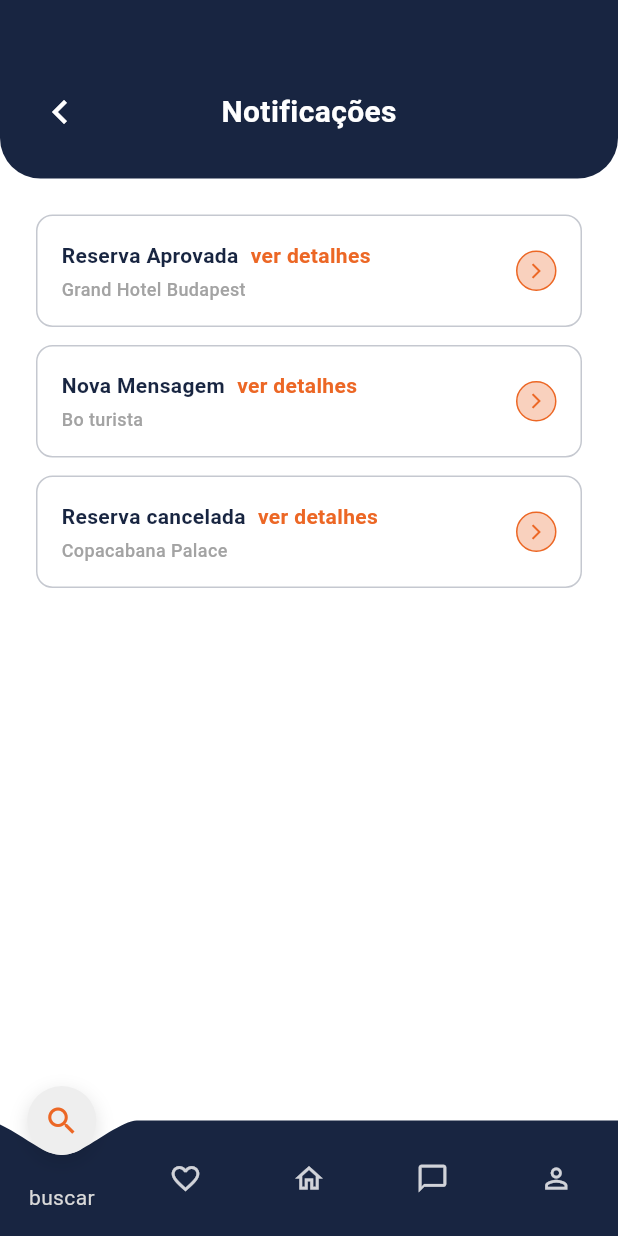
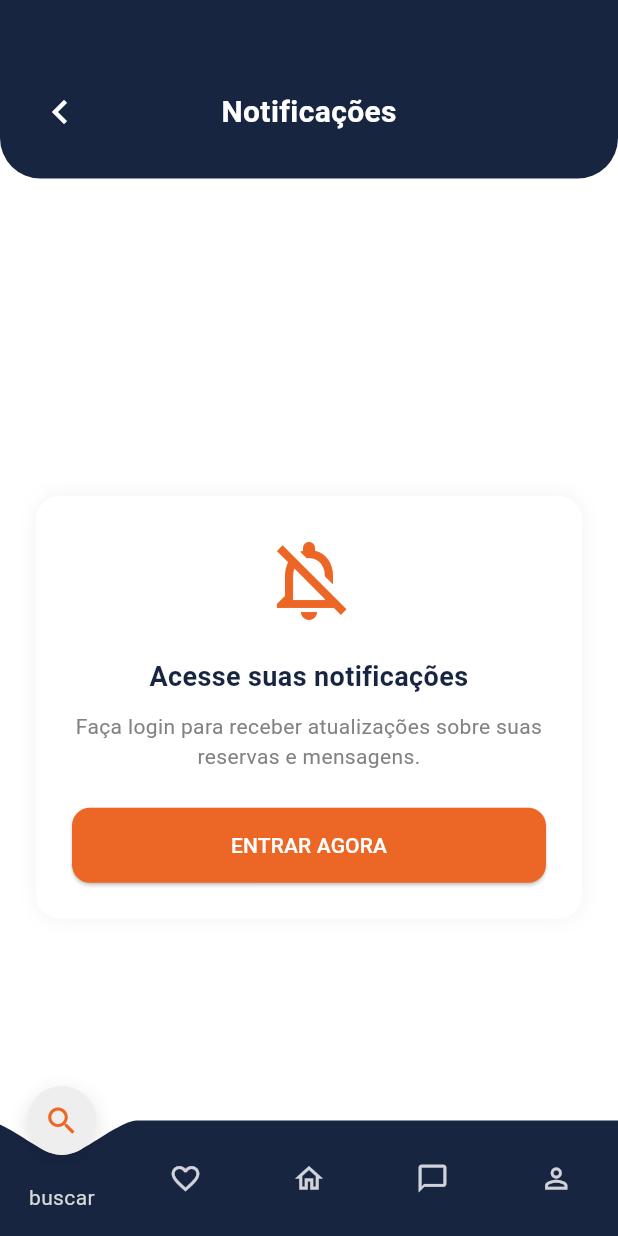
Before and after one commit to gabriellpequeno/Reserva-Aqui---Projeto-de-fim-de-ciclo, a Flutter app: the NotificationsPage screen opened by its route, after a tap on the "chevron left" icon, after a tap on "notificações", on a phone screen of 412 x 824 dp. Run offline on Flutter 3.47's test engine with Material 3 defaults, Android fonts, the light colour scheme and no system bars; our stand-ins replace dio, flutter_riverpod, flutter_svg, go_router, image_picker, shared_preferences; accounts and stored records are empty; network calls fail; Roboto replaces fonts that are missing (Stack Sans Headline).

Commit message:
refactor(ui): remover MockAuth e conectar authProvider em layouts e páginas

```diff
--- a/Frontend/lib/core/layouts/main_layout.dart
+++ b/Frontend/lib/core/layouts/main_layout.dart
@@ -4,48 +4,30 @@ import 'package:flutter_riverpod/flutter_riverpod.dart';
 import '../providers/ui_providers.dart';
 import '../widgets/custom_bottom_nav.dart';
 import '../widgets/custom_app_bar.dart';
-import '../mocks/mock_auth.dart';
+import '../auth/auth_notifier.dart';
+import '../auth/auth_state.dart';
 
 class MainLayout extends ConsumerWidget {
+  const MainLayout({super.key, required this.child});
+
   final Widget child;
 
-  const MainLayout({
-    super.key,
-    required this.child,
-  });
-
-  // Ordem das abas: 0=buscar 1=curtidas 2=início(home) 3=mensagens 4=perfil
-  int _calculateSelectedIndex(BuildContext context, String location) {
-    if (location.startsWith('/search')) return 0;                        // buscar
-    if (location == '/' || location.startsWith('/home')) return 2;       // início
-    if (location.startsWith('/favorites')) return 1;                      // curtidas
-    if (location.startsWith('/chat')) return 3;                           // mensagens/tickets
-    if (location.startsWith('/admin') || location.startsWith('/host') ||
-        location.startsWith('/profile') || location.startsWith('/auth')) return 4; // perfil
+  int _calculateSelectedIndex(String location) {
+    if (location.startsWith('/search')) return 0;
+    if (location == '/' || location.startsWith('/home')) return 2;
+    if (location.startsWith('/favorites')) return 1;
+    if (location.startsWith('/chat')) return 3;
+    if (location.startsWith('/admin') ||
+        location.startsWith('/host') ||
+        location.startsWith('/profile') ||
+        location.startsWith('/auth')) return 4;
     return 0;
   }
 
-  // Ação de clique de navegação
-  void _onItemTapped(int index, BuildContext context) {
-    switch (index) {
-      case 0:
-        context.go('/search'); // buscar
-        break;
-      case 1:
-        context.go('/favorites'); // curtidas
-        break;
-      case 2:
-        context.go('/home'); // início (home)
-        break;
-      case 3:
-        context.go('/chat'); // mensagens/tickets
-        break;
-      case 4:
-        if (MockAuth.isLoggedIn) {
-          final role = MockAuth.currentUserRole;
-          if (role == UserRole.admin) {
-            context.go('/profile/admin');
-          } else if (role == UserRole.host) {
+  void _navigateToProfile(BuildContext context, WidgetRef ref) {
+    final auth = ref.read(authProvider).asData?.value;
+    if (auth?.isAuthenticated == true) {
+      if (auth!.role == AuthRole.host) {
         context.go('/profile/host');
       } else {
         context.go('/profile/user');
@@ -53,16 +35,35 @@ class MainLayout extends ConsumerWidget {
     } else {
       context.go('/auth');
     }
-        break;
+  }
+
+  void _onItemTapped(int index, BuildContext context, WidgetRef ref) {
+    switch (index) {
+      case 0:
+        context.go('/search');
+      case 1:
+        context.go('/favorites');
+      case 2:
+        context.go('/home');
+      case 3:
+        context.go('/chat');
+      case 4:
+        _navigateToProfile(context, ref);
     }
   }
 
   @override
   Widget build(BuildContext context, WidgetRef ref) {
     final String location = GoRouterState.of(context).uri.path;
-    final currentIndex = _calculateSelectedIndex(context, location);
+    final currentIndex = _calculateSelectedIndex(location);
     final isNavbarVisible = ref.watch(navbarVisibleProvider);
-    final bool hideAppBar = location == '/' || location == '/home' || location == '/chat' || location == '/favorites' || location == '/notifications' || location == '/search' || location.startsWith('/room_details');
+    final bool hideAppBar = location == '/' ||
+        location == '/home' ||
+        location == '/chat' ||
+        location == '/favorites' ||
+        location == '/notifications' ||
+        location == '/search' ||
+        location.startsWith('/room_details');
     final bool hideBottomNav = location.startsWith('/room_details');
 
     return LayoutBuilder(
@@ -73,35 +74,44 @@ class MainLayout extends ConsumerWidget {
           extendBody: true,
           extendBodyBehindAppBar: true,
           appBar: hideAppBar ? null : const CustomAppBar(),
-          drawer: isMobile ? null : _buildDrawer(context),
+          drawer: isMobile ? null : _buildDrawer(context, ref),
           body: child,
-          bottomNavigationBar: hideBottomNav ? null : (isMobile
+          bottomNavigationBar: hideBottomNav
+              ? null
+              : isMobile
                   ? AnimatedSlide(
-                offset: (isNavbarVisible || hideAppBar && location != '/home' && location != '/') ? Offset.zero : const Offset(0, 1),
+                      offset: (isNavbarVisible ||
+                              hideAppBar &&
+                                  location != '/home' &&
+                                  location != '/')
+                          ? Offset.zero
+                          : const Offset(0, 1),
                       duration: const Duration(milliseconds: 300),
                       child: CustomBottomNavBar(
                         currentIndex: currentIndex,
-                  onTap: (index) => _onItemTapped(index, context)
+                        onTap: (index) => _onItemTapped(index, context, ref),
                       ),
                     )
-            : null),
+                  : null,
         );
       },
     );
   }
 
-  Widget _buildDrawer(BuildContext context) {
+  Widget _buildDrawer(BuildContext context, WidgetRef ref) {
     return Drawer(
       child: ListView(
         padding: EdgeInsets.zero,
         children: [
           DrawerHeader(
-            decoration: BoxDecoration(
-              color: Theme.of(context).primaryColor,
-            ),
+            decoration: BoxDecoration(color: Theme.of(context).primaryColor),
             child: const Text(
               'Menu',
-              style: TextStyle(color: Colors.white, fontSize: 24, fontWeight: FontWeight.bold),
+              style: TextStyle(
+                color: Colors.white,
+                fontSize: 24,
+                fontWeight: FontWeight.bold,
+              ),
             ),
           ),
           ListTile(
@@ -140,18 +150,7 @@ class MainLayout extends ConsumerWidget {
             leading: const Icon(Icons.person),
             title: const Text('Perfil'),
             onTap: () {
-              if (MockAuth.isLoggedIn) {
-                final role = MockAuth.currentUserRole;
-                if (role == UserRole.admin) {
-                  context.go('/profile/admin');
-                } else if (role == UserRole.host) {
-                  context.go('/profile/host');
-                } else {
-                  context.go('/profile/user');
-                }
-              } else {
-                context.go('/auth');
-              }
+              _navigateToProfile(context, ref);
               Navigator.pop(context);
             },
           ),
--- a/Frontend/lib/core/mocks/mock_auth.dart
+++ /dev/null
@@ -1,7 +0,0 @@
-enum UserRole { guest, user, host, admin }
-
-class MockAuth {
-  // Troque aqui para testar o roteamento do app localmente com perfis diferentes
-  static const UserRole currentUserRole = UserRole.host;
-  static const bool isLoggedIn = currentUserRole != UserRole.guest;
-}
--- a/Frontend/lib/core/widgets/custom_app_bar.dart
+++ b/Frontend/lib/core/widgets/custom_app_bar.dart
@@ -1,19 +1,18 @@
 import 'package:flutter/material.dart';
+import 'package:flutter_riverpod/flutter_riverpod.dart';
 import 'package:flutter_svg/flutter_svg.dart';
 import 'package:go_router/go_router.dart';
 import '../theme/app_colors.dart';
-import '../mocks/mock_auth.dart';
+import '../auth/auth_notifier.dart';
+import '../auth/auth_state.dart';
 
-class CustomAppBar extends StatelessWidget implements PreferredSizeWidget {
+class CustomAppBar extends ConsumerWidget implements PreferredSizeWidget {
+  const CustomAppBar({super.key, this.showBackButton = true});
+
   final bool showBackButton;
 
-  const CustomAppBar({
-    super.key,
-    this.showBackButton = true,
-  });
-
   @override
-  Widget build(BuildContext context) {
+  Widget build(BuildContext context, WidgetRef ref) {
     final bool canPop = context.canPop();
     final String location = GoRouterState.of(context).uri.path;
     final bool isHome = location == '/' || location == '/home';
@@ -23,7 +22,7 @@ class CustomAppBar extends StatelessWidget implements PreferredSizeWidget {
       backgroundColor: Colors.transparent,
       elevation: 0,
       centerTitle: true,
-      toolbarHeight: 100, // Increased height
+      toolbarHeight: 100,
       leading: (showBackButton && (!isHome || canPop))
           ? Padding(
               padding: const EdgeInsets.only(top: 30.0, left: 8.0),
@@ -31,7 +30,7 @@ class CustomAppBar extends StatelessWidget implements PreferredSizeWidget {
                 icon: const Icon(
                   Icons.chevron_left,
                   color: AppColors.primary,
-                  size: 32, // More prominent like in the print
+                  size: 32,
                 ),
                 onPressed: () {
                   if (canPop) {
@@ -39,10 +38,8 @@ class CustomAppBar extends StatelessWidget implements PreferredSizeWidget {
                   } else if (isProfile) {
                     context.go('/home');
                   } else {
-                    final role = MockAuth.currentUserRole;
-                    if (role == UserRole.admin) {
-                      context.go('/profile/admin');
-                    } else if (role == UserRole.host) {
+                    final auth = ref.read(authProvider).asData?.value;
+                    if (auth?.role == AuthRole.host) {
                       context.go('/profile/host');
                     } else {
                       context.go('/profile/user');
@@ -53,11 +50,8 @@ class CustomAppBar extends StatelessWidget implements PreferredSizeWidget {
             )
           : null,
       title: Padding(
-        padding: const EdgeInsets.only(top: 30.0), // Logo lower than real top
-        child: SvgPicture.asset(
-          'lib/assets/icons/logo/logo.svg',
-          height: 32,
-        ),
+        padding: const EdgeInsets.only(top: 30.0),
+        child: SvgPicture.asset('lib/assets/icons/logo/logo.svg', height: 32),
       ),
     );
   }
--- a/Frontend/lib/features/favorites/presentation/pages/favorites_page.dart
+++ b/Frontend/lib/features/favorites/presentation/pages/favorites_page.dart
@@ -3,7 +3,7 @@ import 'package:flutter_riverpod/flutter_riverpod.dart';
 import 'package:flutter_svg/flutter_svg.dart';
 import 'package:go_router/go_router.dart';
 import '../../../../core/theme/app_colors.dart';
-import '../../../../core/mocks/mock_auth.dart';
+import '../../../../core/auth/auth_notifier.dart';
 import '../providers/favorites_provider.dart';
 import '../widgets/favorite_card.dart';
 
@@ -14,7 +14,7 @@ class FavoritesPage extends ConsumerWidget {
   Widget build(BuildContext context, WidgetRef ref) {
     final filteredFavorites = ref.watch(filteredFavoritesProvider);
     final searchQuery = ref.watch(searchQueryProvider);
-    final isLoggedIn = MockAuth.isLoggedIn;
+    final isLoggedIn = ref.watch(authProvider).asData?.value.isAuthenticated ?? false;
 
     return Scaffold(
       backgroundColor: AppColors.bgSecondary,
--- a/Frontend/lib/features/notifications/presentation/pages/notifications_page.dart
+++ b/Frontend/lib/features/notifications/presentation/pages/notifications_page.dart
@@ -2,7 +2,8 @@ import 'package:flutter/material.dart';
 import 'package:flutter_riverpod/flutter_riverpod.dart';
 import 'package:go_router/go_router.dart';
 import '../../../../core/theme/app_colors.dart';
-import '../../../../core/mocks/mock_auth.dart';
+import '../../../../core/auth/auth_notifier.dart';
+import '../../../../core/auth/auth_state.dart';
 import '../providers/notifications_provider.dart';
 import '../../domain/models/app_notification.dart';
 
@@ -12,14 +13,14 @@ class NotificationsPage extends ConsumerWidget {
   @override
   Widget build(BuildContext context, WidgetRef ref) {
     final notifications = ref.watch(notificationsProvider);
-    final isLoggedIn = MockAuth.isLoggedIn;
+    final isLoggedIn = ref.watch(authProvider).asData?.value.isAuthenticated ?? false;
 
     return Scaffold(
       backgroundColor: Colors.white,
       body: Column(
         children: [
           // Header (Matching prototype)
-          _buildHeader(context),
+          _buildHeader(context, ref),
 
           // Content
           Expanded(
@@ -58,7 +59,7 @@ class NotificationsPage extends ConsumerWidget {
     );
   }
 
-  Widget _buildHeader(BuildContext context) {
+  Widget _buildHeader(BuildContext context, WidgetRef ref) {
     return Container(
       width: double.infinity,
       padding: const EdgeInsets.fromLTRB(16, 60, 16, 30),
@@ -85,10 +86,8 @@ class NotificationsPage extends ConsumerWidget {
                 if (context.canPop()) {
                   context.pop();
                 } else {
-                  final role = MockAuth.currentUserRole;
-                  if (role == UserRole.admin) {
-                    context.go('/profile/admin');
-                  } else if (role == UserRole.host) {
+                  final auth = ref.read(authProvider).asData?.value;
+                  if (auth?.role == AuthRole.host) {
                     context.go('/profile/host');
                   } else {
                     context.go('/profile/user');
```
Lines whose indentation alone changed are shown as unchanged.
